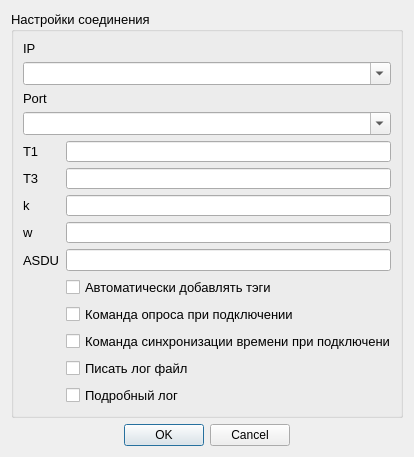
Before: the Qt Designer form settingsdialog.ui in MicroKoder/QIEC104, drawn with Qt 5.
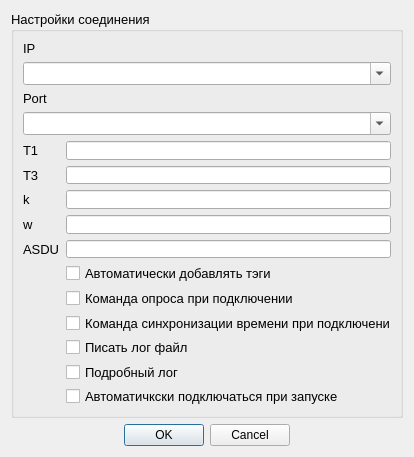
After: the same form once the commit is applied. Icons and pictures are not drawn.

What changed in the file:
```diff
--- a/settingsdialog.ui
+++ b/settingsdialog.ui
@@ -171,6 +171,9 @@
           <property name="text">
            <string>Подробный лог</string>
           </property>
+          <property name="checked">
+           <bool>false</bool>
+          </property>
          </widget>
         </item>
         <item row="10" column="1">
@@ -180,6 +183,16 @@
           </property>
          </widget>
         </item>
+        <item row="12" column="1">
+         <widget class="QCheckBox" name="checkBox_autoStart">
+          <property name="text">
+           <string>Автоматичкски подключаться при запуске</string>
+          </property>
+          <property name="tristate">
+           <bool>false</bool>
+          </property>
+         </widget>
+        </item>
        </layout>
       </item>
       <item>
```
